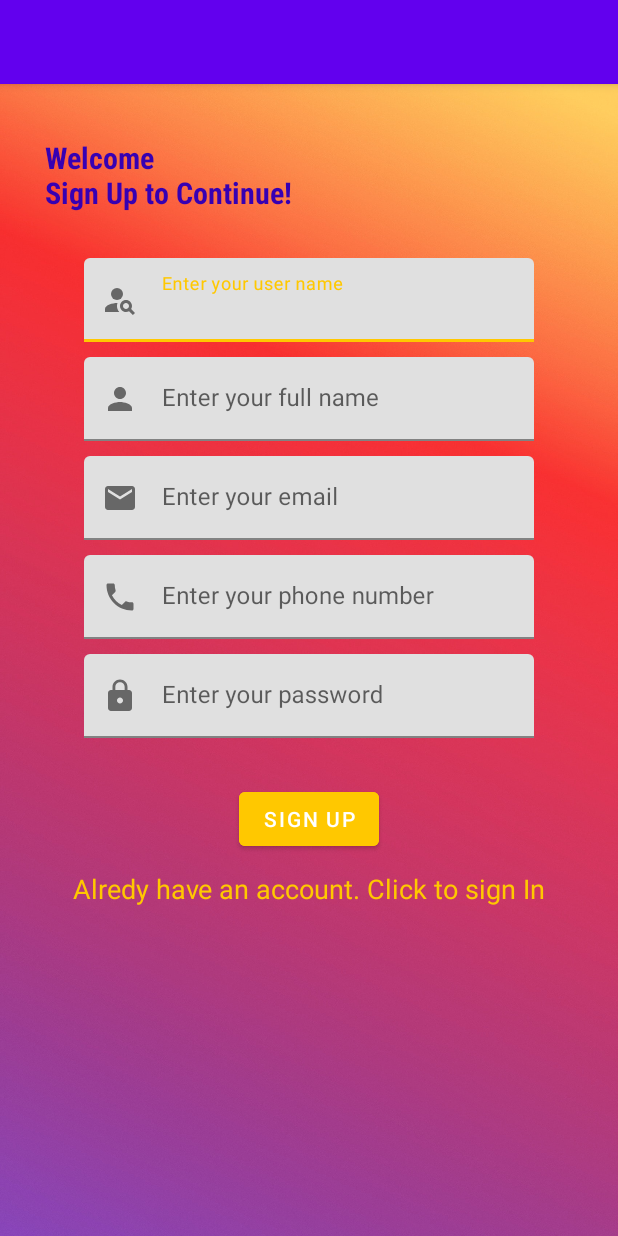
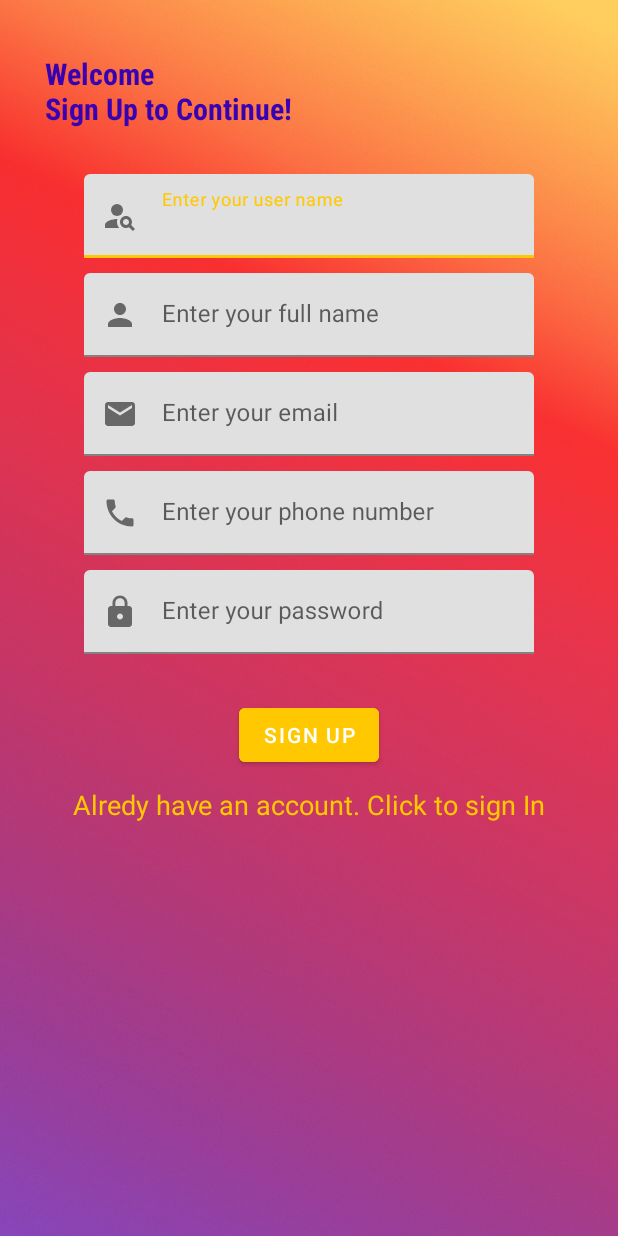
Before and after one commit to asikulsk01/SignUp-App, an Android app: the screen it shows after launch (MainActivity), after a tap on "SIGN UP", on a phone screen of 412 x 824 dp. Run offline under Robolectric (Android 15) with nearby library versions, the phone set to English and light mode, and no system bars; our stand-ins replace Firebase (no records; nobody signed in at launch, a user with empty details on screens opened directly).

Commit message:
Minor bug fixed

```diff
--- a/app/src/main/java/com/example/signupapp/MainActivity.kt
+++ b/app/src/main/java/com/example/signupapp/MainActivity.kt
@@ -37,6 +37,8 @@ class MainActivity : AppCompatActivity() {
             val phone= etPhone.text.toString()
             val password= etPassword.text.toString()
 
+            //Check if user name is not empty
+            if (uname.isNotEmpty() && name.isNotEmpty() && email.isNotEmpty() && phone.isNotEmpty() && password.isNotEmpty()){
                 //Object creation of User Kotlin class
                 val user = User(uname, name, email, phone, password)
 
@@ -58,6 +60,10 @@ class MainActivity : AppCompatActivity() {
                 }
 
             }
+            else{
+                Toast.makeText(this,"Please fill the form correctly",Toast.LENGTH_SHORT).show()
+            }
+        }
 
 
         //When click on sign in transfer to signIn page.
--- a/app/src/main/res/values/themes.xml
+++ b/app/src/main/res/values/themes.xml
@@ -1,6 +1,6 @@
 <resources xmlns:tools="http://schemas.android.com/tools">
     <!-- Base application theme. -->
-    <style name="Theme.SignUpApp" parent="Theme.MaterialComponents.DayNight.DarkActionBar">
+    <style name="Theme.SignUpApp" parent="Theme.MaterialComponents.DayNight.NoActionBar">
         <!-- Primary brand color. -->
         <item name="colorPrimary">@color/purple_500</item>
         <item name="colorPrimaryVariant">@color/purple_700</item>
```
Lines whose indentation alone changed are shown as unchanged.
